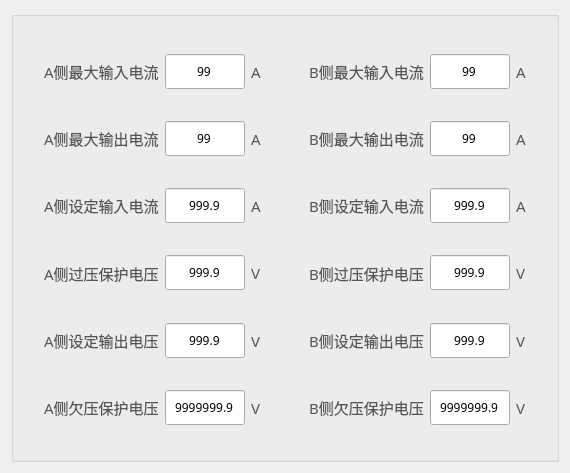
Curtain-Wang/BatteryControl, file tform5.ui: the form before one commit.
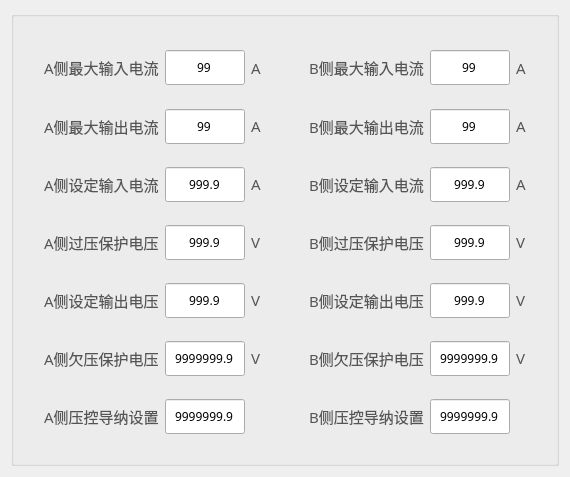
The form after the commit. Custom widgets are drawn as their Qt base class.

The edit to the form file:
```diff
--- a/tform5.ui
+++ b/tform5.ui
@@ -566,6 +566,91 @@
            </layout>
           </widget>
          </item>
+         <item>
+          <widget class="QGroupBox" name="groupBox_24">
+           <property name="styleSheet">
+            <string notr="true">QGroupBox {
+    border: none
+}
+</string>
+           </property>
+           <property name="title">
+            <string/>
+           </property>
+           <layout class="QHBoxLayout" name="horizontalLayout_21">
+            <item>
+             <widget class="QLabel" name="label_21">
+              <property name="font">
+               <font>
+                <family>Microsoft YaHei</family>
+                <pointsize>-1</pointsize>
+                <bold>false</bold>
+               </font>
+              </property>
+              <property name="text">
+               <string>A侧压控导纳设置</string>
+              </property>
+             </widget>
+            </item>
+            <item>
+             <widget class="MyLineEdit" name="d29">
+              <property name="sizePolicy">
+               <sizepolicy hsizetype="Fixed" vsizetype="Fixed">
+                <horstretch>0</horstretch>
+                <verstretch>0</verstretch>
+               </sizepolicy>
+              </property>
+              <property name="minimumSize">
+               <size>
+                <width>80</width>
+                <height>35</height>
+               </size>
+              </property>
+              <property name="maximumSize">
+               <size>
+                <width>80</width>
+                <height>35</height>
+               </size>
+              </property>
+              <property name="font">
+               <font>
+                <family>Microsoft YaHei</family>
+               </font>
+              </property>
+              <property name="text">
+               <string>9999999.9</string>
+              </property>
+              <property name="alignment">
+               <set>Qt::AlignCenter</set>
+              </property>
+              <property name="readOnly">
+               <bool>true</bool>
+              </property>
+             </widget>
+            </item>
+            <item>
+             <widget class="QLabel" name="label_41">
+              <property name="maximumSize">
+               <size>
+                <width>11</width>
+                <height>16777215</height>
+               </size>
+              </property>
+              <property name="font">
+               <font>
+                <family>Microsoft YaHei</family>
+                <pointsize>-1</pointsize>
+                <bold>false</bold>
+               </font>
+              </property>
+              <property name="text">
+               <string> </string>
+              </property>
+             </widget>
+            </item>
+           </layout>
+          </widget>
+         </item>
         </layout>
        </widget>
       </item>
@@ -1091,6 +1176,91 @@
            </layout>
           </widget>
          </item>
+         <item>
+          <widget class="QGroupBox" name="groupBox_33">
+           <property name="styleSheet">
+            <string notr="true">QGroupBox {
+    border: none
+}
+</string>
+           </property>
+           <property name="title">
+            <string/>
+           </property>
+           <layout class="QHBoxLayout" name="horizontalLayout_28">
+            <item>
+             <widget class="QLabel" name="label_28">
+              <property name="font">
+               <font>
+                <family>Microsoft YaHei</family>
+                <pointsize>-1</pointsize>
+                <bold>false</bold>
+               </font>
+              </property>
+              <property name="text">
+               <string>B侧压控导纳设置</string>
+              </property>
+             </widget>
+            </item>
+            <item>
+             <widget class="MyLineEdit" name="d30">
+              <property name="sizePolicy">
+               <sizepolicy hsizetype="Fixed" vsizetype="Fixed">
+                <horstretch>0</horstretch>
+                <verstretch>0</verstretch>
+               </sizepolicy>
+              </property>
+              <property name="minimumSize">
+               <size>
+                <width>80</width>
+                <height>35</height>
+               </size>
+              </property>
+              <property name="maximumSize">
+               <size>
+                <width>80</width>
+                <height>35</height>
+               </size>
+              </property>
+              <property name="font">
+               <font>
+                <family>Microsoft YaHei</family>
+               </font>
+              </property>
+              <property name="text">
+               <string>9999999.9</string>
+              </property>
+              <property name="alignment">
+               <set>Qt::AlignCenter</set>
+              </property>
+              <property name="readOnly">
+               <bool>true</bool>
+              </property>
+             </widget>
+            </item>
+            <item>
+             <widget class="QLabel" name="label_43">
+              <property name="maximumSize">
+               <size>
+                <width>11</width>
+                <height>16777215</height>
+               </size>
+              </property>
+              <property name="font">
+               <font>
+                <family>Microsoft YaHei</family>
+                <pointsize>-1</pointsize>
+                <bold>false</bold>
+               </font>
+              </property>
+              <property name="text">
+               <string> </string>
+              </property>
+             </widget>
+            </item>
+           </layout>
+          </widget>
+         </item>
         </layout>
        </widget>
       </item>
```
